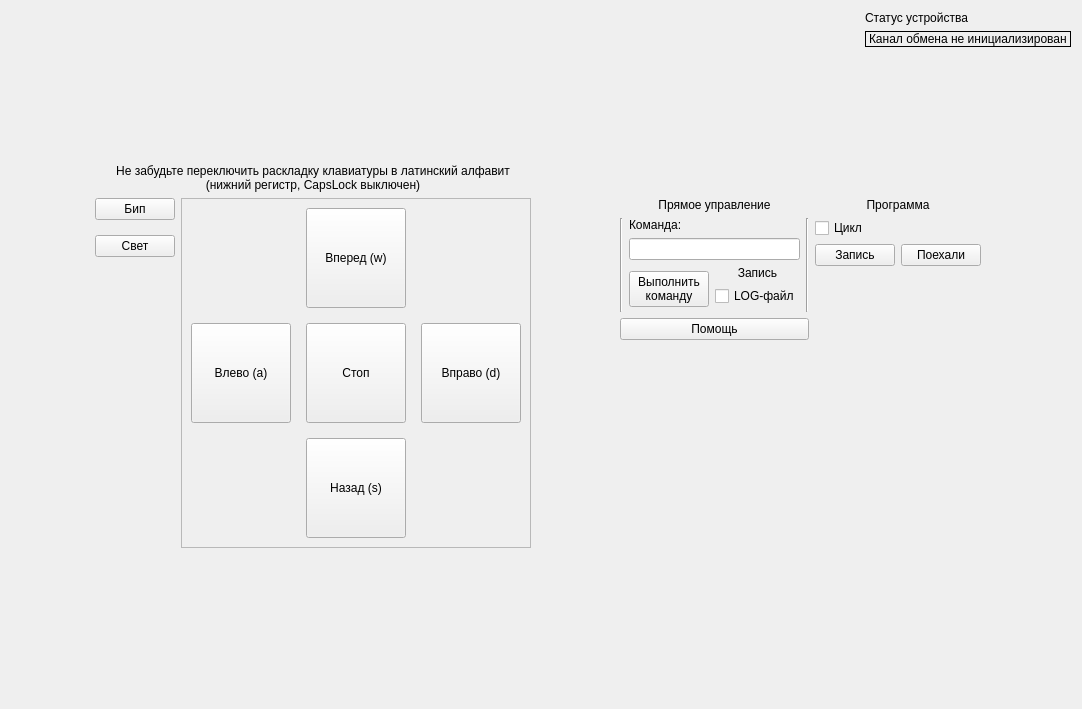
Before: the Qt Designer form forms/bluetoothmode.ui in woronin/smartcar, drawn with Qt 5.
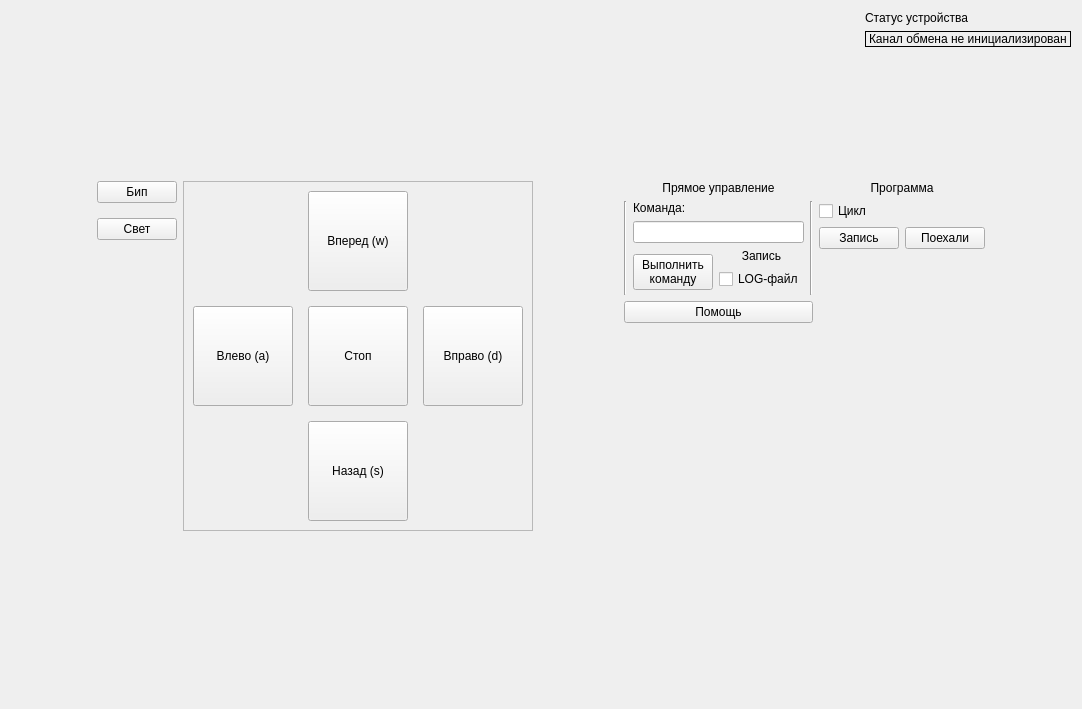
After: the same form once the commit is applied. Icons and pictures are not drawn.

Commit message: fix ru hot keys

```diff
--- a/forms/bluetoothmode.ui
+++ b/forms/bluetoothmode.ui
@@ -22,6 +22,22 @@
   <layout class="QVBoxLayout" name="verticalLayout">
    <item>
     <layout class="QHBoxLayout" name="horizontalLayout">
+     <item>
+      <widget class="QLabel" name="label_logotip_b">
+       <property name="sizePolicy">
+        <sizepolicy hsizetype="Fixed" vsizetype="Fixed">
+         <horstretch>0</horstretch>
+         <verstretch>0</verstretch>
+        </sizepolicy>
+       </property>
+       <property name="text">
+        <string/>
+       </property>
+       <property name="pixmap">
+        <pixmap resource="../res.qrc">:/image/image/umki_logo_m.png</pixmap>
+       </property>
+      </widget>
+     </item>
      <item>
       <spacer name="horizontalSpacer">
        <property name="orientation">
@@ -415,7 +431,7 @@
             <string>Запись</string>
            </property>
            <property name="checkable">
-            <bool>true</bool>
+            <bool>false</bool>
            </property>
           </widget>
          </item>
@@ -425,7 +441,7 @@
             <string>Поехали</string>
            </property>
            <property name="checkable">
-            <bool>true</bool>
+            <bool>false</bool>
            </property>
           </widget>
          </item>
@@ -446,38 +462,6 @@
        </item>
       </layout>
      </item>
-     <item row="0" column="1" colspan="2">
-      <widget class="QLabel" name="label_20">
-       <property name="text">
-        <string>Не забудьте переключить раскладку клавиатуры в латинский алфавит (нижний регистр, CapsLock выключен)</string>
-       </property>
-       <property name="scaledContents">
-        <bool>false</bool>
-       </property>
-       <property name="alignment">
-        <set>Qt::AlignCenter</set>
-       </property>
-       <property name="wordWrap">
-        <bool>true</bool>
-       </property>
-      </widget>
-     </item>
-     <item row="0" column="5" colspan="2">
-      <widget class="QLabel" name="label_logotip_b">
-       <property name="sizePolicy">
-        <sizepolicy hsizetype="Fixed" vsizetype="Fixed">
-         <horstretch>0</horstretch>
-         <verstretch>0</verstretch>
-        </sizepolicy>
-       </property>
-       <property name="text">
-        <string/>
-       </property>
-       <property name="pixmap">
-        <pixmap resource="../res.qrc">:/image/image/umki_logo_m.png</pixmap>
-       </property>
-      </widget>
-     </item>
     </layout>
    </item>
    <item>
```
The commit also changes 1 other file.
